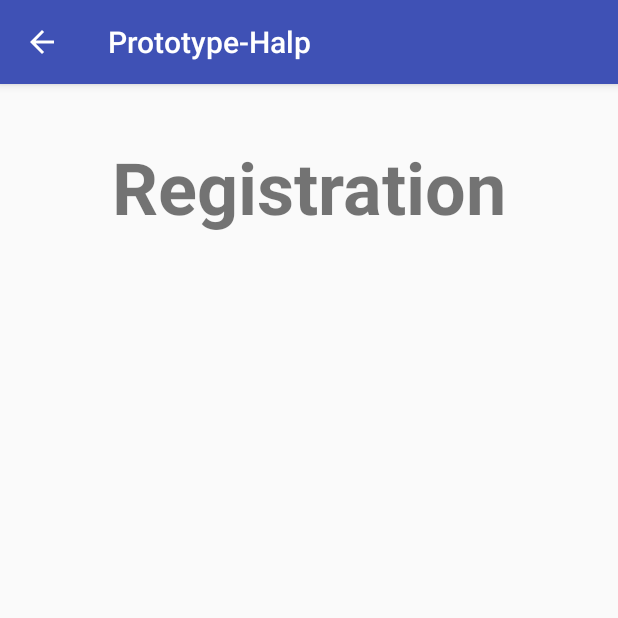
After one commit to pikulet/orbital-halp, an Android app: the RegistrationPage screen opened directly, with no data from a screen before it, on a phone screen of 412 x 824 dp, the top half of it. The commit adds this screen. Run offline under Robolectric (Android 15) with nearby library versions, the phone set to English and light mode, and no system bars.

Commit message:
Added button to Registration Page
Pressing the button now links to the Registration Page

```diff
--- /dev/null
+++ b/PrototypeHalp/app/src/main/java/com/kayheenjoyce/prototype_halp/RegistrationPage.java
@@ -0,0 +1,13 @@
+package com.kayheenjoyce.prototype_halp;
+
+import android.support.v7.app.AppCompatActivity;
+import android.os.Bundle;
+
+public class RegistrationPage extends AppCompatActivity {
+
+    @Override
+    protected void onCreate(Bundle savedInstanceState) {
+        super.onCreate(savedInstanceState);
+        setContentView(R.layout.activity_registration_page);
+    }
+}
--- /dev/null
+++ b/PrototypeHalp/app/src/main/res/layout/activity_registration_page.xml
@@ -0,0 +1,23 @@
+<?xml version="1.0" encoding="utf-8"?>
+<android.support.constraint.ConstraintLayout xmlns:android="http://schemas.android.com/apk/res/android"
+    xmlns:app="http://schemas.android.com/apk/res-auto"
+    xmlns:tools="http://schemas.android.com/tools"
+    android:layout_width="match_parent"
+    android:layout_height="match_parent"
+    tools:context=".RegistrationPage">
+
+    <TextView
+        android:id="@+id/reg_title"
+        android:layout_width="wrap_content"
+        android:layout_height="wrap_content"
+        android:layout_marginEnd="8dp"
+        android:layout_marginStart="8dp"
+        android:layout_marginTop="36dp"
+        android:text="@string/reg_title"
+        android:textSize="48sp"
+        android:textStyle="bold"
+        app:layout_constraintEnd_toEndOf="parent"
+        app:layout_constraintStart_toStartOf="parent"
+        app:layout_constraintTop_toTopOf="parent" />
+
+</android.support.constraint.ConstraintLayout>
--- a/PrototypeHalp/app/src/main/res/values/strings.xml
+++ b/PrototypeHalp/app/src/main/res/values/strings.xml
@@ -5,4 +5,8 @@
     <string name="main_clinic_status_open">OPEN</string>
     <string name="main_clinic_icon_content_desc">Clinic icon</string>
     <string name="main_est_wait">Waiting Time (mins)</string>
+    <string name="reg_title">Registration</string>
+    <string name="reg_overseas">Overseas in last 14 days</string>
+    <string name="reg_fever">Fever</string>
+    <string name="reg_cough">Cough</string>
 </resources>
```
Also changed, not shown: PrototypeHalp/app/src/main/AndroidManifest.xml (+7 -0 lines), PrototypeHalp/app/src/main/java/com/kayheenjoyce/prototype_halp/MainActivity.java (+9 -0 lines), PrototypeHalp/app/src/main/res/layout/activity_main.xml (+6 -5 lines).
